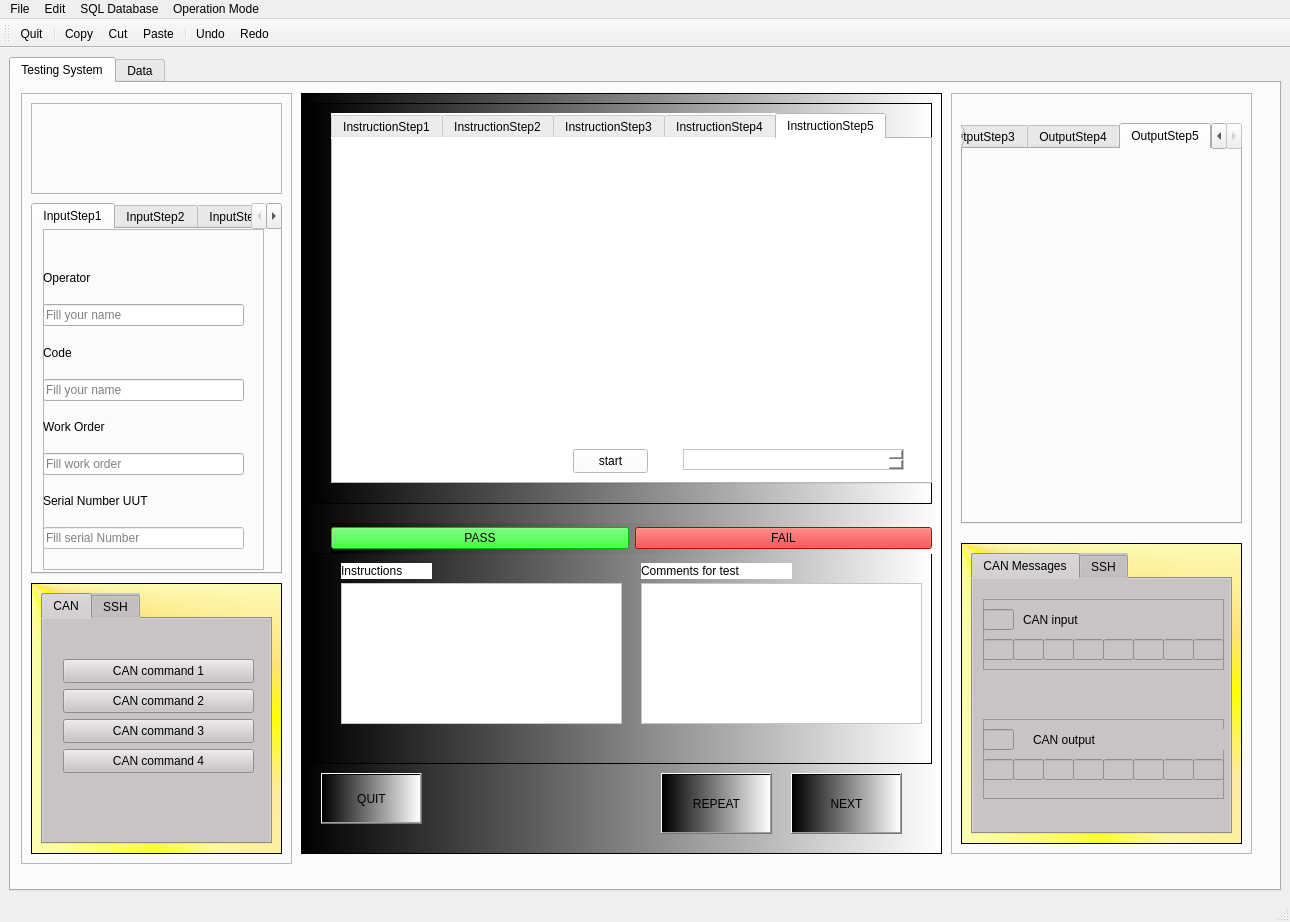
Old version of the form mainwindow.ui in the repository Juan-Andres-Castano/Midmark.
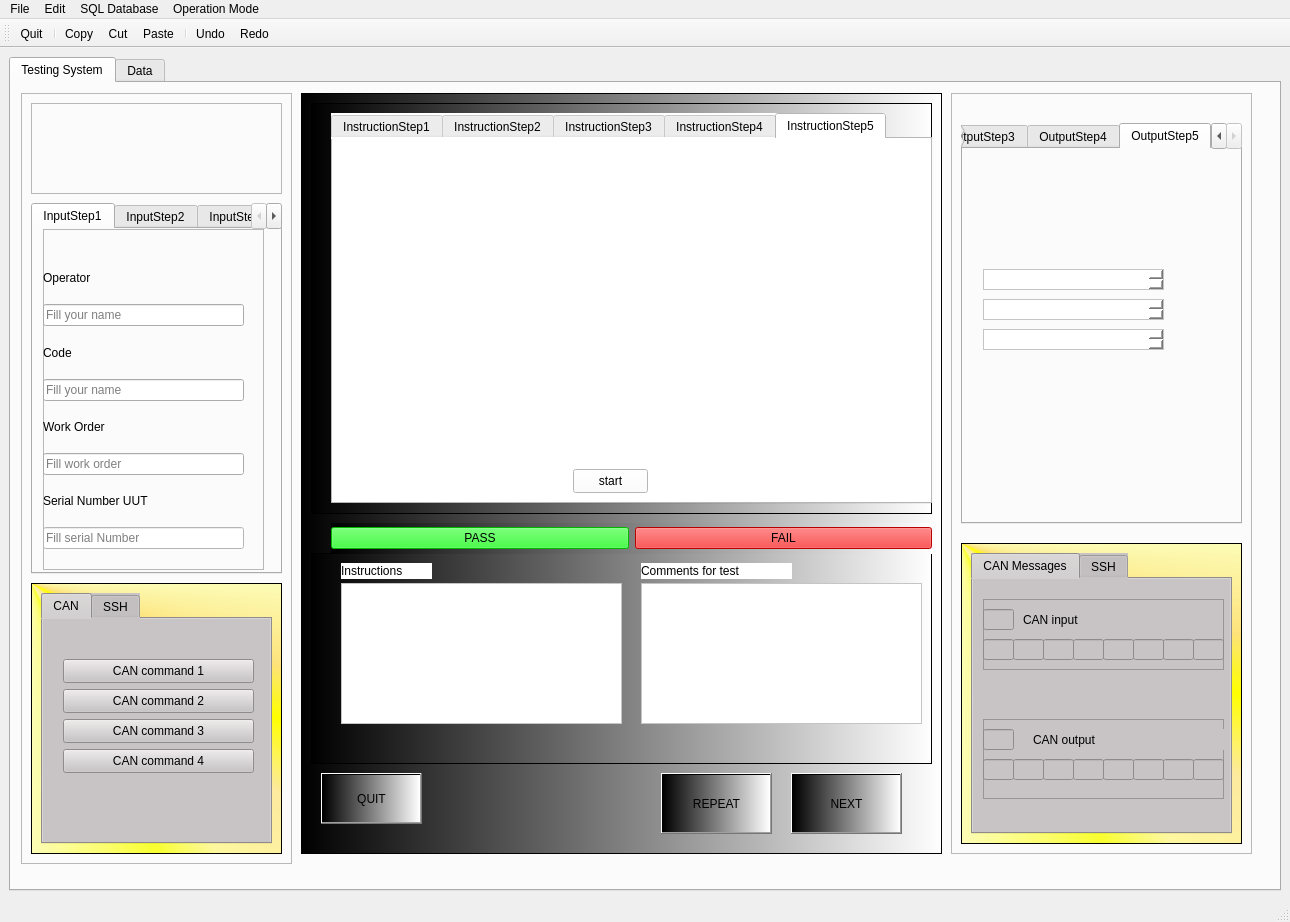
New version of the form. The open tabs and pages were chosen to show the change. Icons and pictures are not drawn. Custom widgets are drawn as their Qt base class.

What changed in the file:
```diff
--- a/mainwindow.ui
+++ b/mainwindow.ui
@@ -418,7 +418,7 @@
            <x>10</x>
            <y>10</y>
            <width>621</width>
-           <height>401</height>
+           <height>411</height>
           </rect>
          </property>
          <property name="frameShape">
@@ -433,7 +433,7 @@
             <x>20</x>
             <y>10</y>
             <width>601</width>
-            <height>371</height>
+            <height>391</height>
            </rect>
           </property>
           <property name="styleSheet">
@@ -528,7 +528,7 @@
             <property name="geometry">
              <rect>
               <x>240</x>
-              <y>310</y>
+              <y>330</y>
               <width>75</width>
               <height>24</height>
              </rect>
@@ -537,19 +537,6 @@
              <string>start</string>
             </property>
            </widget>
-           <widget class="QTextEdit" name="colorText">
-            <property name="geometry">
-             <rect>
-              <x>350</x>
-              <y>310</y>
-              <width>221</width>
-              <height>21</height>
-             </rect>
-            </property>
-            <property name="styleSheet">
-             <string notr="true">background-color: rgb(255, 255, 255);</string>
-            </property>
-           </widget>
           </widget>
          </widget>
         </widget>
@@ -740,6 +727,45 @@
           <attribute name="title">
            <string>OutputStep5</string>
           </attribute>
+          <widget class="QTextEdit" name="colorBText">
+           <property name="geometry">
+            <rect>
+             <x>20</x>
+             <y>120</y>
+             <width>181</width>
+             <height>21</height>
+            </rect>
+           </property>
+           <property name="styleSheet">
+            <string notr="true">background-color: rgb(255, 255, 255);</string>
+           </property>
+          </widget>
+          <widget class="QTextEdit" name="colorGText">
+           <property name="geometry">
+            <rect>
+             <x>20</x>
+             <y>150</y>
+             <width>181</width>
+             <height>21</height>
+            </rect>
+           </property>
+           <property name="styleSheet">
+            <string notr="true">background-color: rgb(255, 255, 255);</string>
+           </property>
+          </widget>
+          <widget class="QTextEdit" name="colorRText">
+           <property name="geometry">
+            <rect>
+             <x>20</x>
+             <y>180</y>
+             <width>181</width>
+             <height>21</height>
+            </rect>
+           </property>
+           <property name="styleSheet">
+            <string notr="true">background-color: rgb(255, 255, 255);</string>
+           </property>
+          </widget>
          </widget>
         </widget>
         <widget class="QFrame" name="frame_10">
```
Left out of the diff: 60 changed lines with no effect on the pictures.
